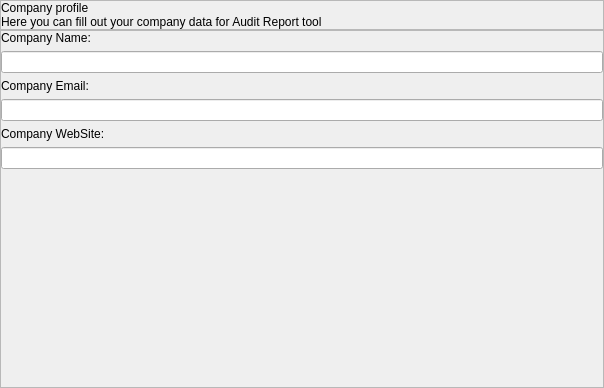
Before: the Qt Designer form seospider/ui/company_profile_settings_widget.ui in andrascii/RiveSolutions_SEO_Spider, drawn with Qt 5.
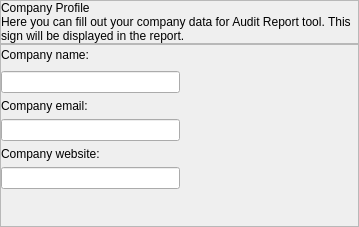
After: the same form once the commit is applied.

Diff of the .ui file:
```diff
--- a/seospider/ui/company_profile_settings_widget.ui
+++ b/seospider/ui/company_profile_settings_widget.ui
@@ -6,8 +6,8 @@
    <rect>
     <x>0</x>
     <y>0</y>
-    <width>604</width>
-    <height>388</height>
+    <width>359</width>
+    <height>227</height>
    </rect>
   </property>
   <property name="windowTitle">
@@ -70,14 +70,17 @@
         <item>
          <widget class="QLabel" name="headerName">
           <property name="text">
-           <string>Company profile</string>
+           <string>Company Profile</string>
           </property>
          </widget>
         </item>
         <item>
          <widget class="QLabel" name="text">
           <property name="text">
-           <string>Here you can fill out your company data for Audit Report tool</string>
+           <string>Here you can fill out your company data for Audit Report tool. This sign will be displayed in the report.</string>
+          </property>
+          <property name="wordWrap">
+           <bool>true</bool>
           </property>
          </widget>
         </item>
@@ -121,21 +124,14 @@
         <item row="0" column="0">
          <widget class="QLabel" name="label">
           <property name="text">
-           <string>Company Name:</string>
+           <string>Company name:</string>
           </property>
          </widget>
         </item>
         <item row="1" column="0">
          <widget class="QLineEdit" name="companyNameLineEdit">
           <property name="controlKey" stdset="0">
-           <string notr="true">companyName</string>
-          </property>
-         </widget>
-        </item>
-        <item row="2" column="0">
-         <widget class="QLabel" name="label_2">
-          <property name="text">
-           <string>Company Email:</string>
+           <string notr="true">companyWebSite</string>
           </property>
          </widget>
         </item>
@@ -149,7 +145,7 @@
         <item row="4" column="0">
          <widget class="QLabel" name="label_3">
           <property name="text">
-           <string>Company WebSite:</string>
+           <string>Company website:</string>
           </property>
          </widget>
         </item>
@@ -160,6 +156,26 @@
           </property>
          </widget>
         </item>
+        <item row="2" column="0">
+         <widget class="QLabel" name="label_2">
+          <property name="text">
+           <string>Company email:</string>
+          </property>
+         </widget>
+        </item>
+        <item row="0" column="1">
+         <spacer name="horizontalSpacer">
+          <property name="orientation">
+           <enum>Qt::Horizontal</enum>
+          </property>
+          <property name="sizeHint" stdset="0">
+           <size>
+            <width>40</width>
+            <height>20</height>
+           </size>
+          </property>
+         </spacer>
+        </item>
        </layout>
       </item>
       <item>
```
Left out of the diff: 10 changed lines with no effect on the pictures.
